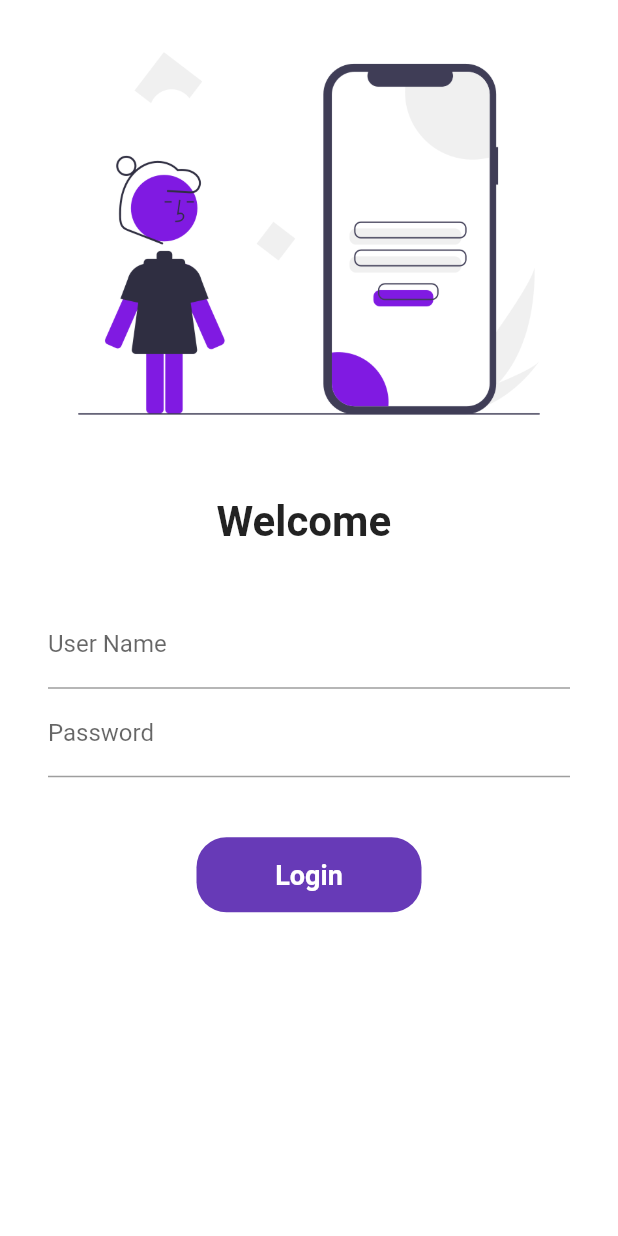
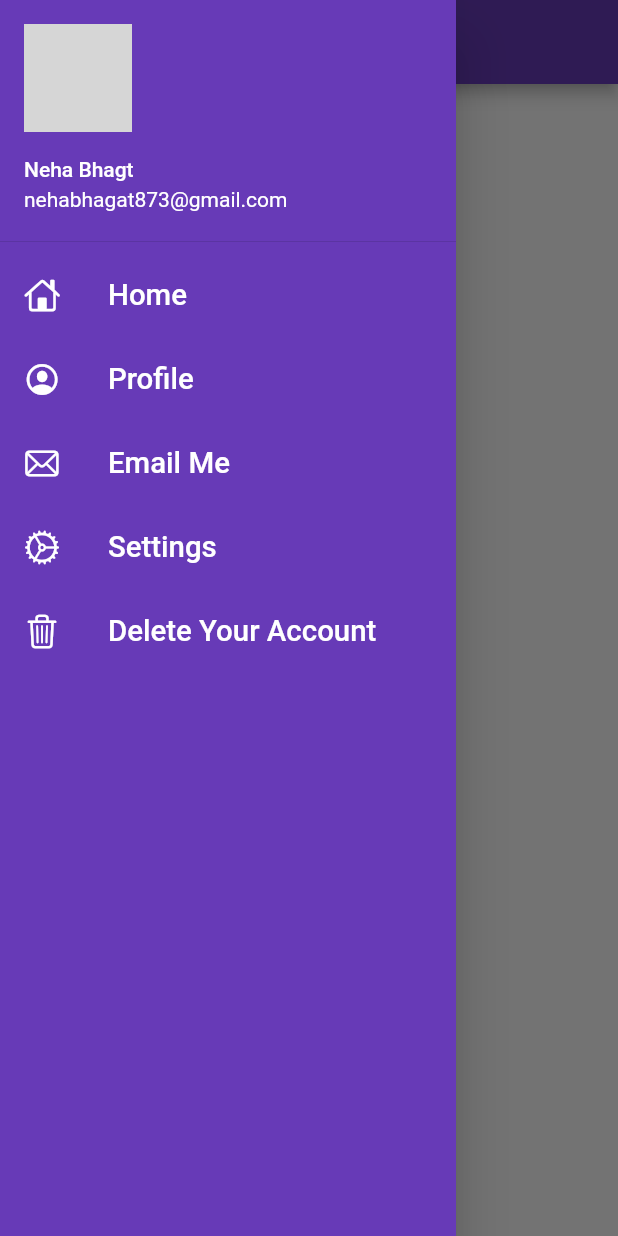
Before and after one commit to itsnehabhagat05/catalog_app, a Flutter app: the screen it shows after launch, with the side drawer open (before the commit the screen has no drawer), on a phone screen of 412 x 824 dp. Run offline on Flutter 3.47's test engine with Material 2 defaults, Android fonts, the phone set to English and light mode, and no system bars; network calls fail; grey boxes are pictures that could not be loaded.

Commit message:
Day 7 completed

```diff
--- a/lib/Pages/home_page.dart
+++ b/lib/Pages/home_page.dart
@@ -1,4 +1,5 @@
 import 'package:flutter/material.dart';
+import 'package:flutter_catalog/widgets/drawer.dart';
 
 class HomePage extends StatelessWidget {
   const HomePage({super.key});
@@ -18,7 +19,7 @@ class HomePage extends StatelessWidget {
             child: Text("Hello world - Welcome"),
           ),
         ),
-        drawer: Drawer(),
+        drawer: MyDrawer(),
       );
   }
 }
--- a/lib/main.dart
+++ b/lib/main.dart
@@ -13,6 +13,12 @@ class MyApp extends StatelessWidget {
   @override
   Widget build(BuildContext context) {
     return MaterialApp(
+      themeMode: ThemeMode.light,
+      theme: ThemeData(
+        primarySwatch: Colors.deepPurple,
+        ),
+      debugShowCheckedModeBanner: false,
+      initialRoute:MyRoutes.homeRoute ,
       routes: {
         "/" :(context) => LoginPage(),
         MyRoutes.homeRoute:(context) => HomePage(),
--- /dev/null
+++ b/lib/widgets/drawer.dart
@@ -0,0 +1,102 @@
+import 'package:flutter/cupertino.dart';
+import 'package:flutter/material.dart';
+
+class MyDrawer extends StatelessWidget {
+  const MyDrawer({super.key});
+
+  @override
+  Widget build(BuildContext context) {
+    final imageurl =
+        "https://img.freepik.com/premium-vector/portrait-beautiful-young-woman-with-short-wavy-hair_478440-368.jpg";
+
+    return Drawer(
+      child: Container(
+        color: Colors.deepPurple,
+        child: ListView(
+          padding: EdgeInsets.zero,
+          children: [
+            DrawerHeader(
+              padding: EdgeInsets.zero,
+              child: UserAccountsDrawerHeader(
+                margin: EdgeInsets.zero,
+                decoration: BoxDecoration(color: Colors.deepPurple),
+                accountName: Text("Neha Bhagt"),
+                accountEmail: Text("nehabhagat873@gmail.com"),
+                currentAccountPicture:
+                    // Image.network(imageurl) ,
+                    CircleAvatar(
+                  backgroundImage: NetworkImage(imageurl),
+                ),
+              ),
+            ),
+            ListTile(
+              leading: Icon(
+                CupertinoIcons.home,
+                color: Colors.white,
+              ),
+              title: Text(
+                "Home",
+                textScaleFactor: 1.4,
+                style: TextStyle(
+                  color: Colors.white,
+                ),
+              ),
+            ),
+            ListTile(
+              leading: Icon(
+                CupertinoIcons.profile_circled,
+                color: Colors.white,
+              ),
+              title: Text(
+                "Profile",
+                textScaleFactor: 1.4,
+                style: TextStyle(
+                  color: Colors.white,
+                ),
+              ),
+            ),
+            ListTile(
+              leading: Icon(
+                CupertinoIcons.mail,
+                color: Colors.white,
+              ),
+              title: Text(
+                "Email Me",
+                textScaleFactor: 1.4,
+                style: TextStyle(
+                  color: Colors.white,
+                ),
+              ),
+            ),
+            ListTile(
+              leading: Icon(
+                CupertinoIcons.settings,
+                color: Colors.white,
+              ),
+              title: Text(
+                "Settings",
+                textScaleFactor: 1.4,
+                style: TextStyle(
+                  color: Colors.white,
+                ),
+              ),
+            ),
+            ListTile(
+              leading: Icon(
+                CupertinoIcons.delete,
+                color: Colors.white,
+              ),
+              title: Text(
+                "Delete Your Account",
+                textScaleFactor: 1.4,
+                style: TextStyle(
+                  color: Colors.white,
+                ),
+              ),
+            ),
+          ],
+        ),
+      ),
+    );
+  }
+}
```
